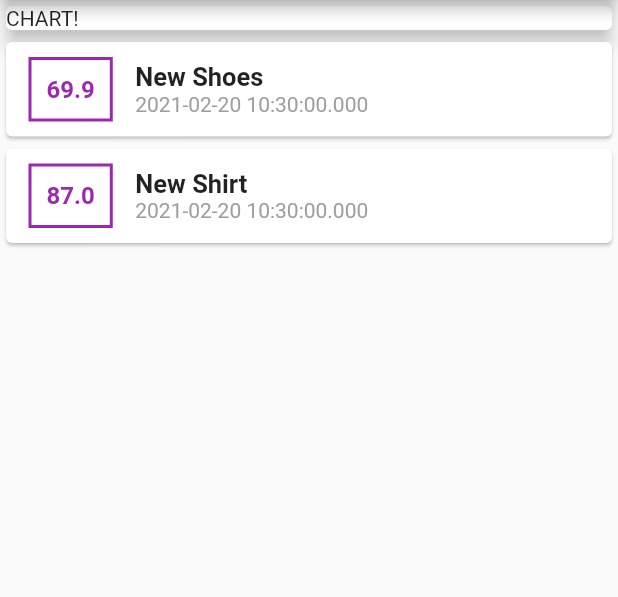
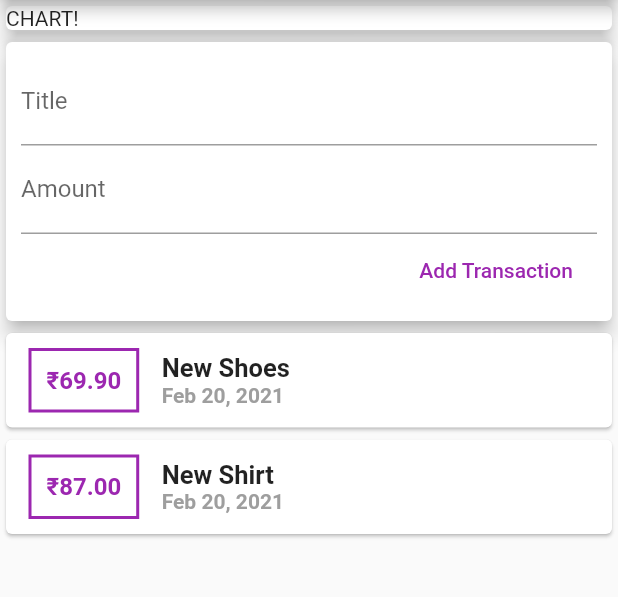
Before and after one commit to mohaknigam/expenses, a Flutter app: the screen it shows after launch, on a phone screen of 412 x 824 dp, the part 84-681 px from its top. Run offline on Flutter 3.47's test engine with Material 2 defaults, Android fonts, the phone set to English and light mode, and no system bars.

Commit message:
ListViewBuilder

```diff
--- a/lib/main.dart
+++ b/lib/main.dart
@@ -1,5 +1,5 @@
+import 'package:fintrack/widgets/user_transactions.dart';
 import 'package:flutter/material.dart';
-import 'transactions.dart';
 
 void main() => runApp(MyApp());
 
@@ -14,20 +14,6 @@ class MyApp extends StatelessWidget {
 }
 
 class HomePage extends StatelessWidget {
-  final List<Transaction> transactions = [
-    Transaction(
-      title: 'New Shoes',
-      amount: 69.9,
-      id: 't1',
-      date: DateTime.now(),
-    ),
-    Transaction(
-      title: 'New Shirt',
-      amount: 87.0,
-      id: 't2',
-      date: DateTime.now(),
-    ),
-  ];
   @override
   Widget build(BuildContext context) {
     return Scaffold(
@@ -39,7 +25,8 @@ class HomePage extends StatelessWidget {
         centerTitle: true,
         backgroundColor: Colors.purple,
       ),
-      body: Column(
+      body: SingleChildScrollView(
+        child: Column(
           children: [
             Container(
               width: double.infinity,
@@ -48,56 +35,9 @@ class HomePage extends StatelessWidget {
                 elevation: 5,
               ),
             ),
-          Column(
-            children: transactions.map((tx) {
-              return Card(
-                child: Row(
-                  children: [
-                    Container(
-                      margin: EdgeInsets.symmetric(
-                        vertical: 10,
-                        horizontal: 15,
-                      ),
-                      decoration: BoxDecoration(
-                        border: Border.all(
-                          color: Colors.purple,
-                          width: 2,
-                        ),
-                      ),
-                      padding: EdgeInsets.all(10),
-                      child: Text(
-                        tx.amount.toString(),
-                        style: TextStyle(
-                          fontWeight: FontWeight.bold,
-                          fontSize: 16,
-                          color: Colors.purple,
-                        ),
-                      ),
-                    ),
-                    Column(
-                      crossAxisAlignment: CrossAxisAlignment.start,
-                      children: [
-                        Text(
-                          tx.title,
-                          style: TextStyle(
-                            fontSize: 17,
-                            fontWeight: FontWeight.bold,
-                          ),
-                        ),
-                        Text(
-                          tx.date.toString(),
-                          style: TextStyle(
-                            color: Colors.grey,
-                          ),
-                        ),
+            UserTransaction(),
           ],
         ),
-                  ],
-                ),
-              );
-            }).toList(),
-          ),
-        ],
       ),
     );
   }
--- /dev/null
+++ b/lib/widgets/new_transaction.dart
@@ -0,0 +1,61 @@
+import 'package:flutter/material.dart';
+import 'package:flutter/services.dart';
+
+class NewTransaction extends StatelessWidget {
+  final Function addTx;
+  NewTransaction({this.addTx});
+
+  final titleController = TextEditingController();
+  final amountController = TextEditingController();
+
+  void submitData() {
+    final enteredTitle = titleController.text;
+    final enteredAmount = double.parse(amountController.text);
+
+    if (enteredTitle.isEmpty || enteredAmount <= 0) return;
+
+    addTx(
+      titleController.text,
+      double.parse(amountController.text),
+    );
+  }
+
+  @override
+  Widget build(BuildContext context) {
+    return Card(
+      elevation: 5,
+      child: Padding(
+        padding: const EdgeInsets.all(10.0),
+        child: Column(
+          crossAxisAlignment: CrossAxisAlignment.end,
+          children: [
+            TextField(
+              decoration: InputDecoration(labelText: 'Title'),
+              controller: titleController,
+              onSubmitted: (_) => submitData(),
+            ),
+            TextField(
+              decoration: InputDecoration(labelText: 'Amount'),
+              controller: amountController,
+              keyboardType: TextInputType.number,
+              onSubmitted: (_) => submitData(),
+            ),
+            FlatButton(
+              splashColor: Colors.purple,
+              onPressed: () {
+                submitData();
+
+                if (titleController.text.isNotEmpty &&
+                    double.parse(amountController.text) > 0) {
+                  FocusScope.of(context).unfocus();
+                }
+              },
+              child: Text('Add Transaction'),
+              textColor: Colors.purple,
+            ),
+          ],
+        ),
+      ),
+    );
+  }
+}
--- /dev/null
+++ b/lib/widgets/transaction_list.dart
@@ -0,0 +1,66 @@
+import 'package:flutter/material.dart';
+import 'package:fintrack/models/transactions.dart';
+import 'package:intl/intl.dart';
+
+class TransactionList extends StatelessWidget {
+  final List<Transaction> transactions;
+  TransactionList({this.transactions});
+
+  @override
+  Widget build(BuildContext context) {
+    return Container(
+      height: 300,
+      child: ListView.builder(
+        itemBuilder: (context, index) {
+          return Card(
+            child: Row(
+              children: [
+                Container(
+                  margin: EdgeInsets.symmetric(
+                    vertical: 10,
+                    horizontal: 15,
+                  ),
+                  decoration: BoxDecoration(
+                    border: Border.all(
+                      color: Colors.purple,
+                      width: 2,
+                    ),
+                  ),
+                  padding: EdgeInsets.all(10),
+                  child: Text(
+                    '₹${transactions[index].amount.toStringAsFixed(2)}',
+                    style: TextStyle(
+                      fontWeight: FontWeight.bold,
+                      fontSize: 16,
+                      color: Colors.purple,
+                    ),
+                  ),
+                ),
+                Column(
+                  crossAxisAlignment: CrossAxisAlignment.start,
+                  children: [
+                    Text(
+                      transactions[index].title,
+                      style: TextStyle(
+                        fontSize: 17,
+                        fontWeight: FontWeight.bold,
+                      ),
+                    ),
+                    Text(
+                      DateFormat.yMMMd().format(transactions[index].date),
+                      style: TextStyle(
+                        color: Colors.grey,
+                        fontWeight: FontWeight.w600,
+                      ),
+                    ),
+                  ],
+                ),
+              ],
+            ),
+          );
+        },
+        itemCount: transactions.length,
+      ),
+    );
+  }
+}
--- /dev/null
+++ b/lib/widgets/user_transactions.dart
@@ -0,0 +1,54 @@
+import 'package:fintrack/widgets/transaction_list.dart';
+import 'package:flutter/material.dart';
+import 'new_transaction.dart';
+import 'package:fintrack/models/transactions.dart';
+import 'package:fintrack/widgets/new_transaction.dart';
+
+class UserTransaction extends StatefulWidget {
+  @override
+  _UserTransactionState createState() => _UserTransactionState();
+}
+
+class _UserTransactionState extends State<UserTransaction> {
+  final List<Transaction> _transactions = [
+    Transaction(
+      title: 'New Shoes',
+      amount: 69.9,
+      id: 't1',
+      date: DateTime.now(),
+    ),
+    Transaction(
+      title: 'New Shirt',
+      amount: 87.0,
+      id: 't2',
+      date: DateTime.now(),
+    ),
+  ];
+
+  void _addNewTransaction(String txTitle, double txAmount) {
+    final newTx = Transaction(
+      title: txTitle,
+      id: DateTime.now().toString(),
+      amount: txAmount,
+      date: DateTime.now(),
+    );
+
+    setState(() {
+      _transactions.insert(0, newTx);
+    });
+  }
+
+  @override
+  Widget build(BuildContext context) {
+    return Column(
+      children: [
+        NewTransaction(
+          addTx: _addNewTransaction,
+        ),
+        TransactionList(
+          transactions: _transactions,
+        ),
+      ],
+    );
+  }
+}
--- a/pubspec.yaml
+++ b/pubspec.yaml
@@ -32,6 +32,7 @@ dependencies:
 dev_dependencies:
   flutter_test:
     sdk: flutter
+  intl: ^0.16.1
 
 # For information on the generic Dart part of this file, see the
 # following page: https://dart.dev/tools/pub/pubspec
```
Also changed, not shown: lib/models/transactions.dart (renamed from lib/transactions.dart), pubspec.lock. Lines whose indentation alone changed are shown as unchanged.
